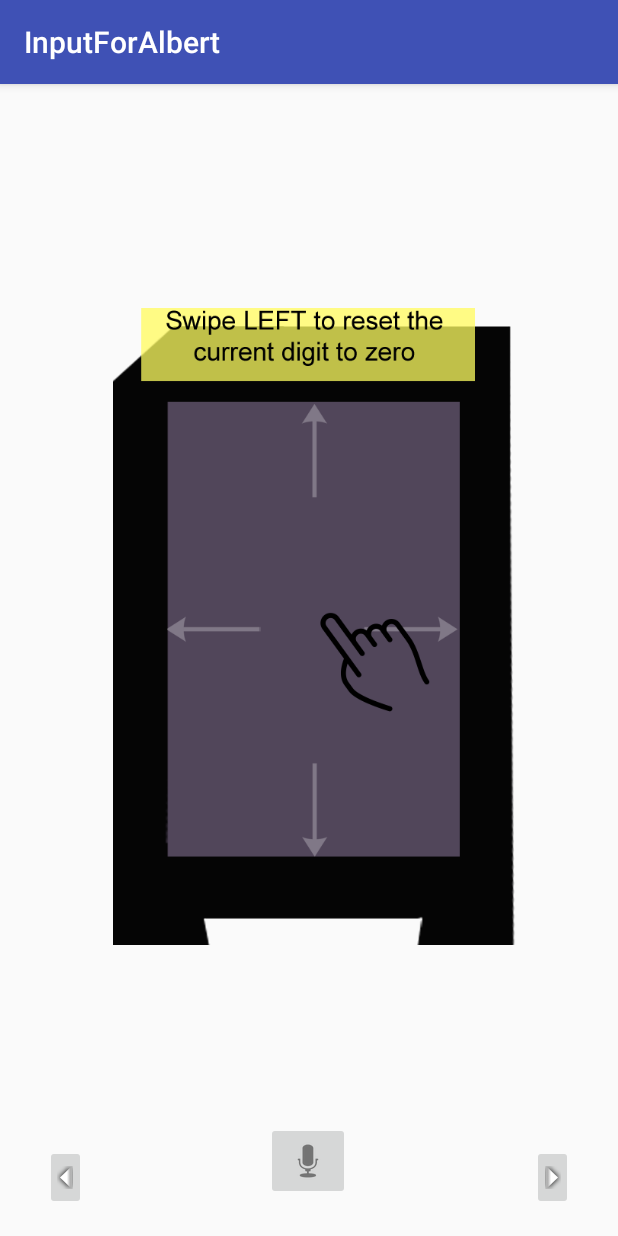
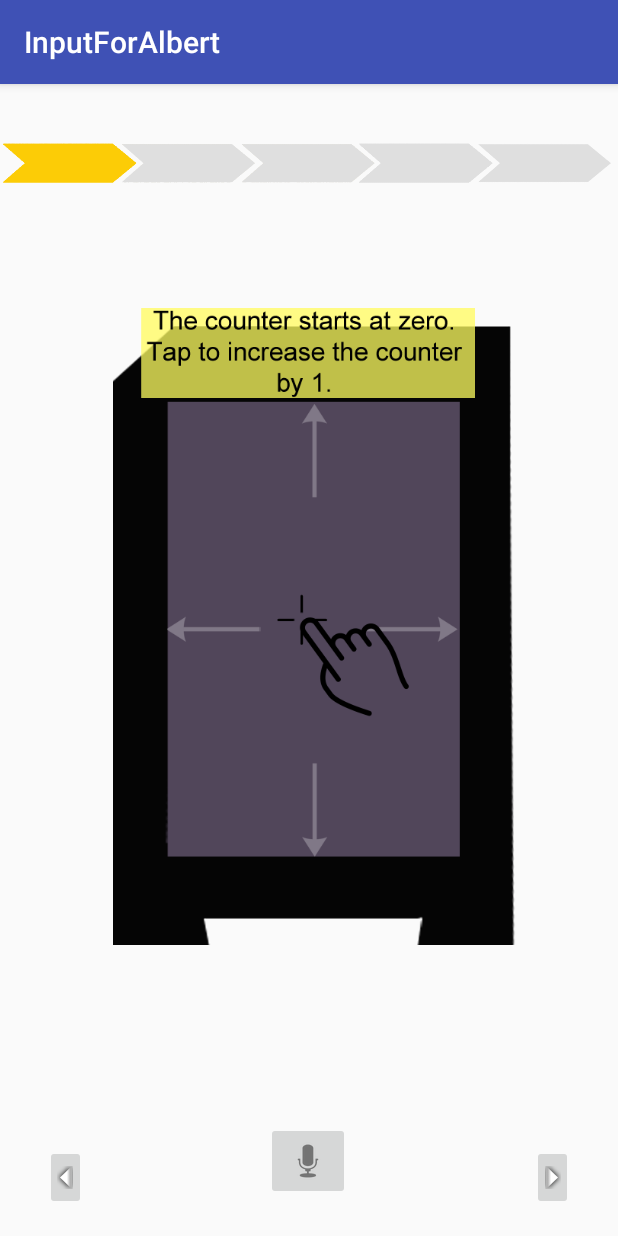
Before and after one commit to vs6063/InputForAlbert, an Android app: the Tutorial1 screen opened directly, with no data from a screen before it, on a phone screen of 412 x 824 dp. Run offline under Robolectric (Android 15) with nearby library versions, the phone set to English and light mode, and no system bars.

Commit message:
added progress bar

```diff
--- a/app/src/main/res/layout/activity_tutorial1.xml
+++ b/app/src/main/res/layout/activity_tutorial1.xml
@@ -35,7 +35,7 @@
         android:layout_marginLeft="8dp"
         android:layout_marginRight="8dp"
         android:layout_marginTop="24dp"
-        android:src="@raw/left"
+        android:src="@raw/tap"
         app:layout_constraintBottom_toTopOf="@+id/nextButton"
         app:layout_constraintHorizontal_bias="0.509"
         app:layout_constraintLeft_toLeftOf="parent"
@@ -54,4 +54,16 @@
         app:layout_constraintLeft_toRightOf="@+id/backButton"
         app:layout_constraintRight_toLeftOf="@+id/nextButton"
         app:srcCompat="@android:drawable/ic_btn_speak_now" />
+
+    <ImageView
+        android:id="@+id/imageView6"
+        android:layout_width="wrap_content"
+        android:layout_height="wrap_content"
+        android:layout_marginLeft="8dp"
+        android:layout_marginRight="8dp"
+        android:layout_marginTop="8dp"
+        app:layout_constraintLeft_toLeftOf="parent"
+        app:layout_constraintRight_toRightOf="parent"
+        app:layout_constraintTop_toTopOf="parent"
+        app:srcCompat="@raw/p1" />
 </android.support.constraint.ConstraintLayout>
--- a/app/src/main/res/layout/activity_tutorial_end.xml
+++ b/app/src/main/res/layout/activity_tutorial_end.xml
@@ -43,7 +43,7 @@
         android:layout_marginLeft="8dp"
         android:layout_marginRight="8dp"
         android:layout_marginTop="0dp"
-        android:text="You have finished the tutorial. Make sure your customer understands this system before proceeding to the input screen. "
+        android:text="You have finished the tutorial. Make sure your customer understands this system then proceed to the input screen. "
         android:textAlignment="center"
         android:textSize="36sp"
         app:layout_constraintBottom_toTopOf="@+id/guideline3"
```
Also changed, not shown: app/src/main/res/layout/activity_tutorial2.xml (+12 -0 lines), app/src/main/res/layout/activity_tutorial3.xml (+12 -0 lines), app/src/main/res/layout/activity_tutorial4.xml (+12 -0 lines), app/src/main/res/layout/activity_tutorial5.xml (+12 -0 lines).
